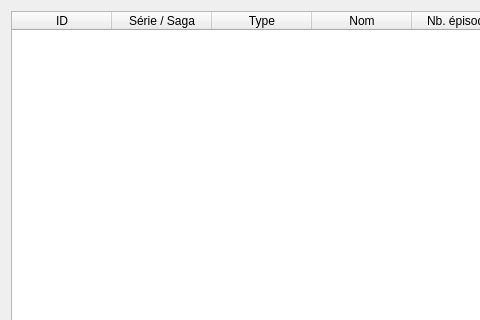
First picture: the form in src/ui/tabs/list2_tab.ui, repository seigneurfuo/MyAnimeManager3, before the edit; both pictures show x 0 to 480 and y 0 to 320 of the 850 by 546 pixel window.
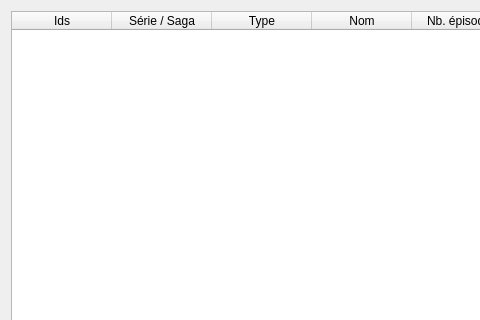
Second picture: the form after the edit. Icons and pictures are not drawn.

Commit message: Début d'unification des Identifiants "Ids" ou "Id".

```diff
--- a/src/ui/tabs/list2_tab.ui
+++ b/src/ui/tabs/list2_tab.ui
@@ -45,7 +45,7 @@
      </attribute>
      <column>
       <property name="text">
-       <string>ID</string>
+       <string>Ids</string>
       </property>
      </column>
      <column>
```
The commit also changes 1 other file.
